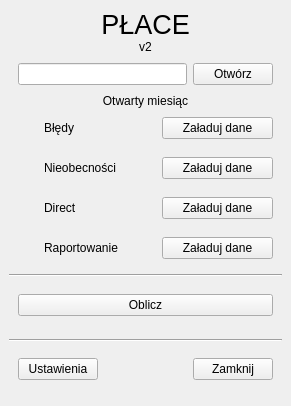
kolomir/place_v2, file Forms/main.ui: the form before one commit.
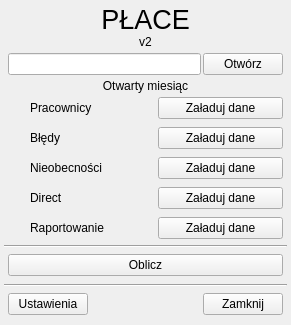
The form after the commit. Icons and pictures are not drawn.

Diff of the .ui file:
```diff
--- a/Forms/main.ui
+++ b/Forms/main.ui
@@ -7,7 +7,7 @@
     <x>0</x>
     <y>0</y>
     <width>291</width>
-    <height>406</height>
+    <height>325</height>
    </rect>
   </property>
   <property name="windowTitle">
@@ -15,6 +15,24 @@
   </property>
   <widget class="QWidget" name="centralwidget">
    <layout class="QGridLayout" name="gridLayout">
+    <property name="leftMargin">
+     <number>4</number>
+    </property>
+    <property name="topMargin">
+     <number>4</number>
+    </property>
+    <property name="rightMargin">
+     <number>4</number>
+    </property>
+    <property name="bottomMargin">
+     <number>4</number>
+    </property>
+    <property name="horizontalSpacing">
+     <number>4</number>
+    </property>
+    <property name="verticalSpacing">
+     <number>2</number>
+    </property>
     <item row="0" column="0">
      <widget class="QWidget" name="widget" native="true">
       <layout class="QVBoxLayout" name="verticalLayout_2">
@@ -100,6 +118,21 @@
           <item>
            <widget class="QWidget" name="wid_miesiac" native="true">
             <layout class="QHBoxLayout" name="horizontalLayout_5">
+             <property name="spacing">
+              <number>2</number>
+             </property>
+             <property name="leftMargin">
+              <number>4</number>
+             </property>
+             <property name="topMargin">
+              <number>4</number>
+             </property>
+             <property name="rightMargin">
+              <number>4</number>
+             </property>
+             <property name="bottomMargin">
+              <number>4</number>
+             </property>
              <item>
               <widget class="QLineEdit" name="text_aktywny_miesiac">
                <property name="text">
@@ -130,9 +163,87 @@
             </property>
            </widget>
           </item>
+          <item>
+           <widget class="QWidget" name="wid_pracownicy" native="true">
+            <layout class="QHBoxLayout" name="horizontalLayout_8">
+             <property name="spacing">
+              <number>2</number>
+             </property>
+             <property name="leftMargin">
+              <number>4</number>
+             </property>
+             <property name="topMargin">
+              <number>4</number>
+             </property>
+             <property name="rightMargin">
+              <number>4</number>
+             </property>
+             <property name="bottomMargin">
+              <number>4</number>
+             </property>
+             <item>
+              <widget class="QLabel" name="lab_dot_pracownicy">
+               <property name="minimumSize">
+                <size>
+                 <width>20</width>
+                 <height>20</height>
+                </size>
+               </property>
+               <property name="maximumSize">
+                <size>
+                 <width>20</width>
+                 <height>20</height>
+                </size>
+               </property>
+               <property name="text">
+                <string/>
+               </property>
+               <property name="pixmap">
+                <pixmap resource="../icon.qrc">:/icon/img/svg_icons/dot_red.svg</pixmap>
+               </property>
+               <property name="scaledContents">
+                <bool>true</bool>
+               </property>
+               <property name="alignment">
+                <set>Qt::AlignCenter</set>
+               </property>
+              </widget>
+             </item>
+             <item>
+              <widget class="QLabel" name="lab_pracownicy">
+               <property name="text">
+                <string>Pracownicy</string>
+               </property>
+              </widget>
+             </item>
+             <item>
+              <widget class="QPushButton" name="btn_zaladuj_pracownicy">
+               <property name="text">
+                <string>Załaduj dane</string>
+               </property>
+              </widget>
+             </item>
+            </layout>
+           </widget>
+          </item>
           <item>
            <widget class="QWidget" name="wid_bledy" native="true">
             <layout class="QHBoxLayout" name="horizontalLayout">
+             <property name="spacing">
+              <number>2</number>
+             </property>
+             <property name="leftMargin">
+              <number>4</number>
+             </property>
+             <property name="topMargin">
+              <number>4</number>
+             </property>
+             <property name="rightMargin">
+              <number>4</number>
+             </property>
+             <property name="bottomMargin">
+              <number>4</number>
+             </property>
              <item>
               <widget class="QLabel" name="lab_dot_bledy">
                <property name="minimumSize">
@@ -184,6 +295,21 @@
           <item>
            <widget class="QWidget" name="wid_nieobecnosci" native="true">
             <layout class="QHBoxLayout" name="horizontalLayout_2">
+             <property name="spacing">
+              <number>2</number>
+             </property>
+             <property name="leftMargin">
+              <number>4</number>
+             </property>
+             <property name="topMargin">
+              <number>4</number>
+             </property>
+             <property name="rightMargin">
+              <number>4</number>
+             </property>
+             <property name="bottomMargin">
+              <number>4</number>
+             </property>
              <item>
               <widget class="QLabel" name="lab_dot_nieobecnosci">
                <property name="minimumSize">
@@ -232,6 +358,21 @@
           <item>
            <widget class="QWidget" name="wid_direct" native="true">
             <layout class="QHBoxLayout" name="horizontalLayout_3">
+             <property name="spacing">
+              <number>2</number>
+             </property>
+             <property name="leftMargin">
+              <number>4</number>
+             </property>
+             <property name="topMargin">
+              <number>4</number>
+             </property>
+             <property name="rightMargin">
+              <number>4</number>
+             </property>
+             <property name="bottomMargin">
+              <number>4</number>
+             </property>
              <item>
               <widget class="QLabel" name="lab_dot_direct">
                <property name="minimumSize">
@@ -280,6 +421,21 @@
           <item>
            <widget class="QWidget" name="wid_raportowanie" native="true">
             <layout class="QHBoxLayout" name="horizontalLayout_4">
+             <property name="spacing">
+              <number>2</number>
+             </property>
+             <property name="leftMargin">
+              <number>4</number>
+             </property>
+             <property name="topMargin">
+              <number>4</number>
+             </property>
+             <property name="rightMargin">
+              <number>4</number>
+             </property>
+             <property name="bottomMargin">
+              <number>4</number>
+             </property>
              <item>
               <widget class="QLabel" name="lab_dot_raportowanie">
                <property name="minimumSize">
@@ -356,6 +512,21 @@
        <item>
         <widget class="QWidget" name="widget_7" native="true">
          <layout class="QHBoxLayout" name="horizontalLayout_7">
+          <property name="spacing">
+           <number>2</number>
+          </property>
+          <property name="leftMargin">
+           <number>4</number>
+          </property>
+          <property name="topMargin">
+           <number>4</number>
+          </property>
+          <property name="rightMargin">
+           <number>4</number>
+          </property>
+          <property name="bottomMargin">
+           <number>4</number>
+          </property>
           <item>
            <widget class="QPushButton" name="btn_oblicz">
             <property name="text">
@@ -397,6 +568,21 @@
        <item>
         <widget class="QWidget" name="widget_5" native="true">
          <layout class="QHBoxLayout" name="horizontalLayout_6">
+          <property name="spacing">
+           <number>2</number>
+          </property>
+          <property name="leftMargin">
+           <number>4</number>
+          </property>
+          <property name="topMargin">
+           <number>4</number>
+          </property>
+          <property name="rightMargin">
+           <number>4</number>
+          </property>
+          <property name="bottomMargin">
+           <number>4</number>
+          </property>
           <item>
            <widget class="QPushButton" name="btn_ustawienia">
             <property name="text">
```
Left out of the diff: 2 changed lines with no effect on the pictures.
